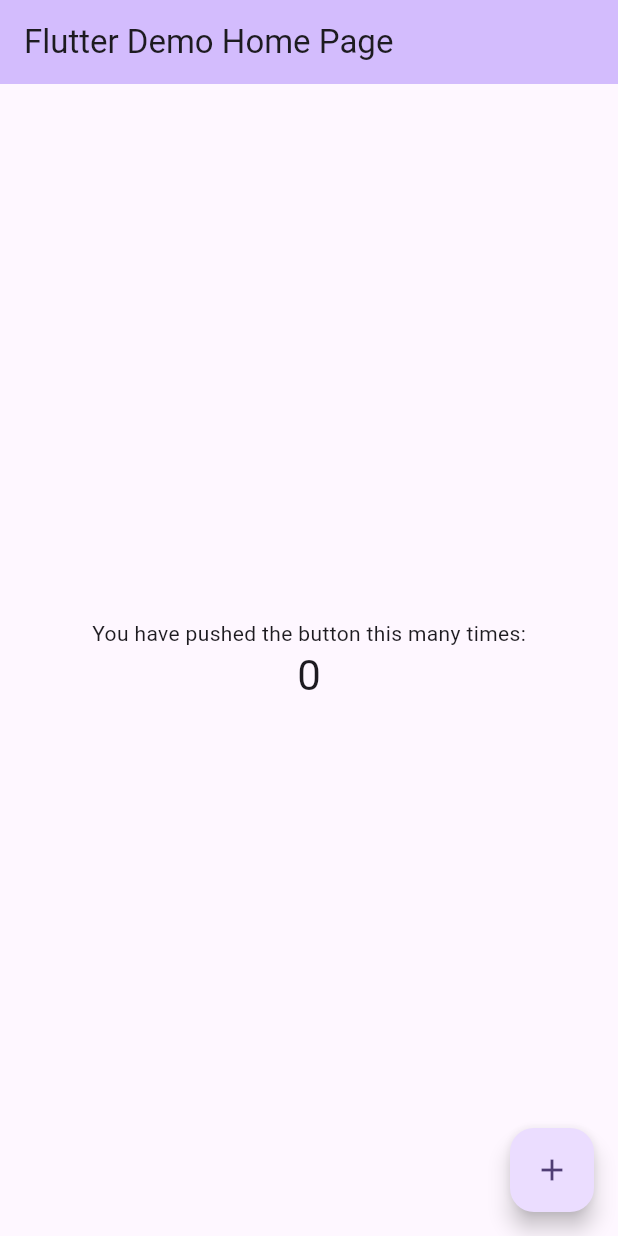
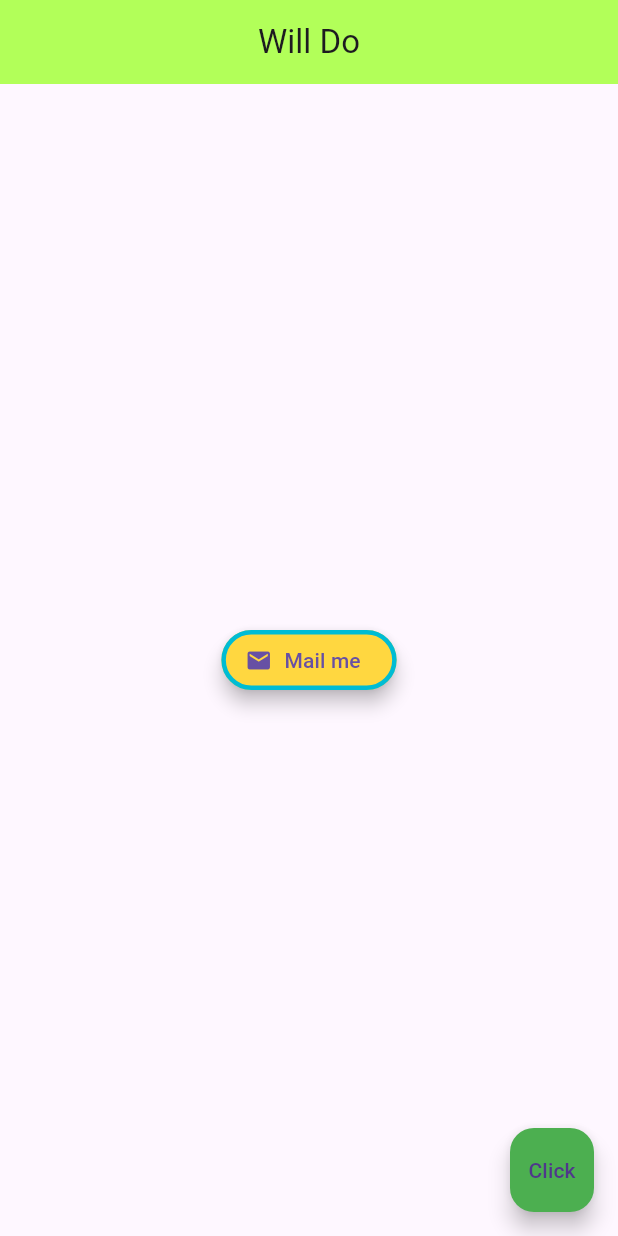
Before and after one commit to jeromepalayoor/will_do, a Flutter app: the screen it shows after launch, on a phone screen of 412 x 824 dp. Run offline on Flutter 3.47's test engine with Material 3 defaults, Android fonts, the phone set to English and light mode, and no system bars.

Commit message:
learning flutter

```diff
--- a/lib/main.dart
+++ b/lib/main.dart
@@ -1,125 +1,45 @@
 import 'package:flutter/material.dart';
 
-void main() {
-  runApp(const MyApp());
-}
+void main() => runApp(const MaterialApp(
+  home: Home(),
+));
 
-class MyApp extends StatelessWidget {
-  const MyApp({super.key});
 
-  // This widget is the root of your application.
+class Home extends StatelessWidget {
+  const Home({super.key});
+
   @override
   Widget build(BuildContext context) {
-    return MaterialApp(
-      title: 'Flutter Demo',
-      theme: ThemeData(
-        // This is the theme of your application.
-        //
-        // TRY THIS: Try running your application with "flutter run". You'll see
-        // the application has a purple toolbar. Then, without quitting the app,
-        // try changing the seedColor in the colorScheme below to Colors.green
-        // and then invoke "hot reload" (save your changes or press the "hot
-        // reload" button in a Flutter-supported IDE, or press "r" if you used
-        // the command line to start the app).
-        //
-        // Notice that the counter didn't reset back to zero; the application
-        // state is not lost during the reload. To reset the state, use hot
-        // restart instead.
-        //
-        // This works for code too, not just values: Most code changes can be
-        // tested with just a hot reload.
-        colorScheme: ColorScheme.fromSeed(seedColor: Colors.deepPurple),
-        useMaterial3: true,
+    return Scaffold(
+      appBar: AppBar(
+        title: const Text("Will Do"),
+        centerTitle: true,
+        backgroundColor: Colors.lightGreenAccent,
       ),
-      home: const MyHomePage(title: 'Flutter Demo Home Page'),
+      body: Center(
+        child: ElevatedButton.icon(
+            onPressed: () {
+              // print("u clicked");
+            },
+            icon: const Icon(Icons.mail),
+            label: const Text("Mail me"),
+            style: ElevatedButton.styleFrom(
+              disabledBackgroundColor: Colors.amber,
+              backgroundColor: Colors.amberAccent,
+              elevation: 5.0,
+              side: const BorderSide(
+                color: Colors.cyan,
+                style: BorderStyle.solid,
+                width: 3,
+              ),
+            ),
+        ),
+      ),
+      floatingActionButton: const FloatingActionButton(
+        onPressed: null,
+        backgroundColor: Colors.green,
+        child: Text("Click"),
+      ),
     );
   }
 }
-
-class MyHomePage extends StatefulWidget {
-  const MyHomePage({super.key, required this.title});
-
-  // This widget is the home page of your application. It is stateful, meaning
-  // that it has a State object (defined below) that contains fields that affect
-  // how it looks.
-
-  // This class is the configuration for the state. It holds the values (in this
-  // case the title) provided by the parent (in this case the App widget) and
-  // used by the build method of the State. Fields in a Widget subclass are
-  // always marked "final".
-
-  final String title;
-
-  @override
-  State<MyHomePage> createState() => _MyHomePageState();
-}
-
-class _MyHomePageState extends State<MyHomePage> {
-  int _counter = 0;
-
-  void _incrementCounter() {
-    setState(() {
-      // This call to setState tells the Flutter framework that something has
-      // changed in this State, which causes it to rerun the build method below
-      // so that the display can reflect the updated values. If we changed
-      // _counter without calling setState(), then the build method would not be
-      // called again, and so nothing would appear to happen.
-      _counter++;
-    });
-  }
-
-  @override
-  Widget build(BuildContext context) {
-    // This method is rerun every time setState is called, for instance as done
-    // by the _incrementCounter method above.
-    //
-    // The Flutter framework has been optimized to make rerunning build methods
-    // fast, so that you can just rebuild anything that needs updating rather
-    // than having to individually change instances of widgets.
-    return Scaffold(
-      appBar: AppBar(
-        // TRY THIS: Try changing the color here to a specific color (to
-        // Colors.amber, perhaps?) and trigger a hot reload to see the AppBar
-        // change color while the other colors stay the same.
-        backgroundColor: Theme.of(context).colorScheme.inversePrimary,
-        // Here we take the value from the MyHomePage object that was created by
-        // the App.build method, and use it to set our appbar title.
-        title: Text(widget.title),
-      ),
-      body: Center(
-        // Center is a layout widget. It takes a single child and positions it
-        // in the middle of the parent.
-        child: Column(
-          // Column is also a layout widget. It takes a list of children and
-          // arranges them vertically. By default, it sizes itself to fit its
-          // children horizontally, and tries to be as tall as its parent.
-          //
-          // Column has various properties to control how it sizes itself and
-          // how it positions its children. Here we use mainAxisAlignment to
-          // center the children vertically; the main axis here is the vertical
-          // axis because Columns are vertical (the cross axis would be
-          // horizontal).
-          //
-          // TRY THIS: Invoke "debug painting" (choose the "Toggle Debug Paint"
-          // action in the IDE, or press "p" in the console), to see the
-          // wireframe for each widget.
-          mainAxisAlignment: MainAxisAlignment.center,
-          children: <Widget>[
-            const Text(
-              'You have pushed the button this many times:',
-            ),
-            Text(
-              '$_counter',
-              style: Theme.of(context).textTheme.headlineMedium,
-            ),
-          ],
-        ),
-      ),
-      floatingActionButton: FloatingActionButton(
-        onPressed: _incrementCounter,
-        tooltip: 'Increment',
-        child: const Icon(Icons.add),
-      ), // This trailing comma makes auto-formatting nicer for build methods.
-    );
-  }
-}
```
Also changed, not shown: pubspec.yaml (+4 -11 lines), fonts/Alkatra-VariableFont_wght.ttf (added), 1 other file.
